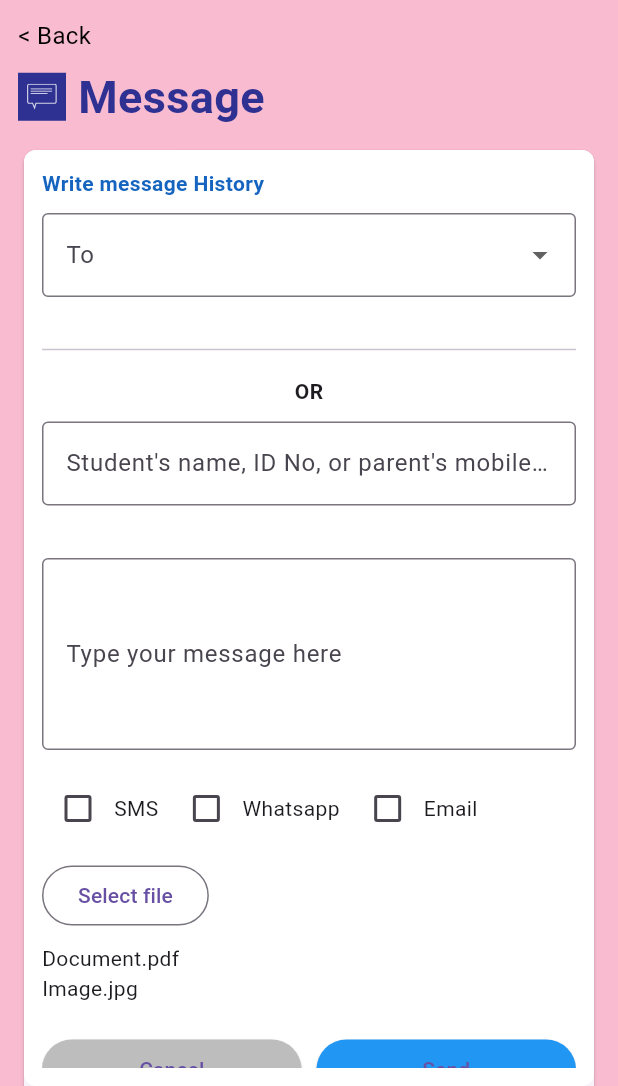
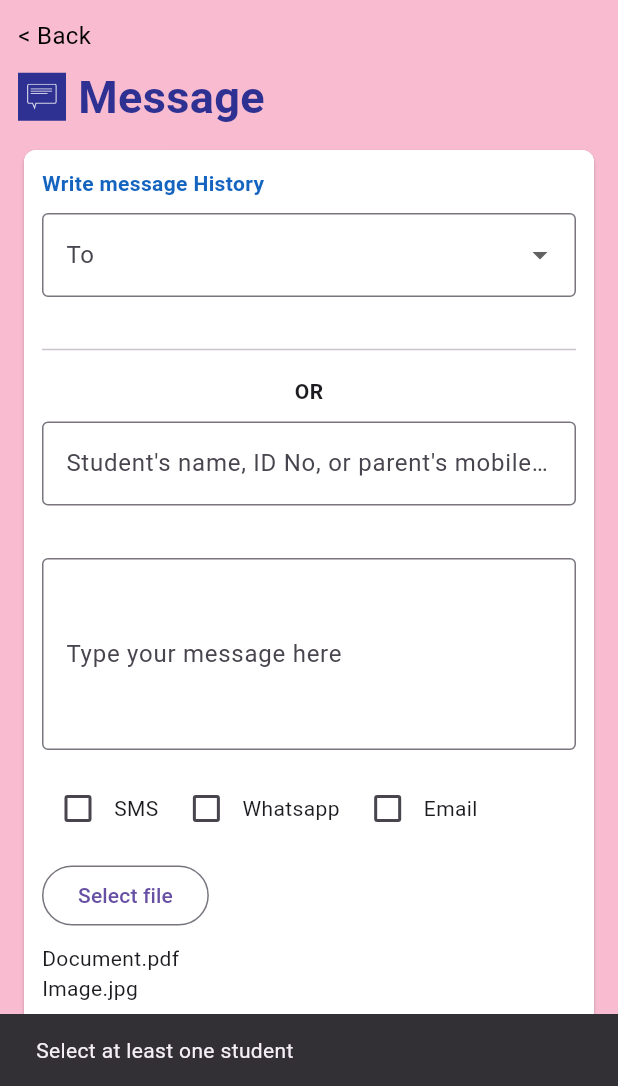
Before and after one commit to Sathiya-Developer007/EDLive-SchoolApp, a Flutter app: the TeacherMessagePage screen opened directly, after a tap on "Send", on a phone screen of 412 x 824 dp, the part 150-1236 px from its top. Run offline on Flutter 3.47's test engine with Material 3 defaults, Android fonts, the phone set to English and light mode, and no system bars; our stand-ins replace flutter_svg, qr_flutter, shared_preferences; accounts and stored records are empty; network calls fail.

```diff
--- /dev/null
+++ b/lib/models/teacher_msg_model.dart
@@ -0,0 +1,60 @@
+class Message {
+  final int id;
+  final int studentId;
+  final int senderId;
+  final String messageType;
+  final String messageText;
+  final bool isAppreciation;
+  final bool isMeetingRequest;
+  final DateTime? meetingDate;
+  final String sentVia;
+  final String whatsappStatus;
+  final String smsStatus;
+  final String emailStatus;
+  final DateTime createdAt;
+  final DateTime updatedAt;
+  final String senderName;
+  final String studentName;
+
+  Message({
+    required this.id,
+    required this.studentId,
+    required this.senderId,
+    required this.messageType,
+    required this.messageText,
+    required this.isAppreciation,
+    required this.isMeetingRequest,
+    this.meetingDate,
+    required this.sentVia,
+    required this.whatsappStatus,
+    required this.smsStatus,
+    required this.emailStatus,
+    required this.createdAt,
+    required this.updatedAt,
+    required this.senderName,
+    required this.studentName,
+  });
+
+  factory Message.fromJson(Map<String, dynamic> json) {
+    return Message(
+      id: json['id'],
+      studentId: json['student_id'],
+      senderId: json['sender_id'],
+      messageType: json['message_type'],
+      messageText: json['message_text'],
+      isAppreciation: json['is_appreciation'] ?? false,
+      isMeetingRequest: json['is_meeting_request'] ?? false,
+      meetingDate: json['meeting_date'] != null
+          ? DateTime.parse(json['meeting_date'])
+          : null,
+      sentVia: json['sent_via'] ?? '',
+      whatsappStatus: json['whatsapp_status'] ?? '',
+      smsStatus: json['sms_status'] ?? '',
+      emailStatus: json['email_status'] ?? '',
+      createdAt: DateTime.parse(json['created_at']),
+      updatedAt: DateTime.parse(json['updated_at']),
+      senderName: json['sender_name'] ?? '',
+      studentName: json['student_name'] ?? '',
+    );
+  }
+}
--- a/lib/screens/teachers/teacher_message_page.dart
+++ b/lib/screens/teachers/teacher_message_page.dart
@@ -1,6 +1,7 @@
 import 'package:flutter/material.dart';
 import 'package:flutter_svg/flutter_svg.dart';
 import 'package:shared_preferences/shared_preferences.dart';
+import 'package:school_app/services/teacher_msg_service.dart';
 
 import 'package:school_app/screens/teachers/teacher_menu_drawer.dart';
 import 'package:school_app/widgets/teacher_app_bar.dart';
@@ -37,6 +38,7 @@ class _TeacherMessagePageState extends State<TeacherMessagePage> {
 List<Student> allStudents = [];
 List<Student> searchResults = [];
 List<Map<String, dynamic>> selectedStudents = [];
+
 
 
 
@@ -422,14 +424,52 @@ Card(
                 ),
                 const SizedBox(width: 10),
                 Expanded(
-                  child: ElevatedButton(
-                    style: ElevatedButton.styleFrom(
-                      backgroundColor: Colors.blue,
-                    ),
-                    onPressed: () {},
-                    child: const Text("Send"),
-                  ),
-                ),
+  child: ElevatedButton(
+    style: ElevatedButton.styleFrom(backgroundColor: Colors.blue),
+    onPressed: () async {
+      if (selectedStudents.isEmpty) {
+        ScaffoldMessenger.of(context).showSnackBar(
+          const SnackBar(content: Text("Select at least one student")),
+        );
+        return;
+      }
+
+
+      final token = await getToken();
+      if (token == null) return;
+
+      bool allSuccess = true;
+
+      for (var student in selectedStudents) {
+        final channels = <String>[];
+        if (sendSMS) channels.add("sms");
+        if (sendWhatsApp) channels.add("whatsapp");
+        if (sendEmail) channels.add("email");
+
+        final success = await MessageService.sendMessage(
+          token: token,
+          studentId: student["id"],
+          messageText: messageController.text,
+          isAppreciation: true,
+          isMeetingRequest: false,
+          channels: channels,
+        );
+
+        if (!success) allSuccess = false;
+      }
+
+      ScaffoldMessenger.of(context).showSnackBar(
+        SnackBar(
+          content: Text(allSuccess
+              ? "Message sent successfully"
+              : "Some messages failed"),
+        ),
+      );
+    },
+    child: const Text("Send"),
+  ),
+),
+
               ],
             ),
           ],
--- /dev/null
+++ b/lib/services/teacher_msg_service.dart
@@ -0,0 +1,41 @@
+import 'dart:convert';
+import 'package:http/http.dart' as http;
+
+class MessageService {
+  static Future<bool> sendMessage({
+    required String token,
+    required int studentId,
+    required String messageText,
+    bool isAppreciation = true,
+    bool isMeetingRequest = false,
+    DateTime? meetingDate,
+    required List<String> channels, // ['whatsapp','sms','email']
+  }) async {
+    final url = Uri.parse('http://schoolmanagement.canadacentral.cloudapp.azure.com:5000/api/messages');
+
+    final body = {
+      "student_id": studentId,
+      "message_text": messageText,
+      "is_appreciation": isAppreciation,
+      "is_meeting_request": isMeetingRequest,
+      "meeting_date": meetingDate?.toIso8601String() ?? DateTime.now().toIso8601String(),
+      "channels": channels,
+    };
+
+    final response = await http.post(
+      url,
+      headers: {
+        'Content-Type': 'application/json',
+        'Authorization': 'Bearer $token',
+      },
+      body: jsonEncode(body),
+    );
+
+    if (response.statusCode == 201) {
+      return true;
+    } else {
+      print('Error sending message: ${response.statusCode} - ${response.body}');
+      return false;
+    }
+  }
+}
```
